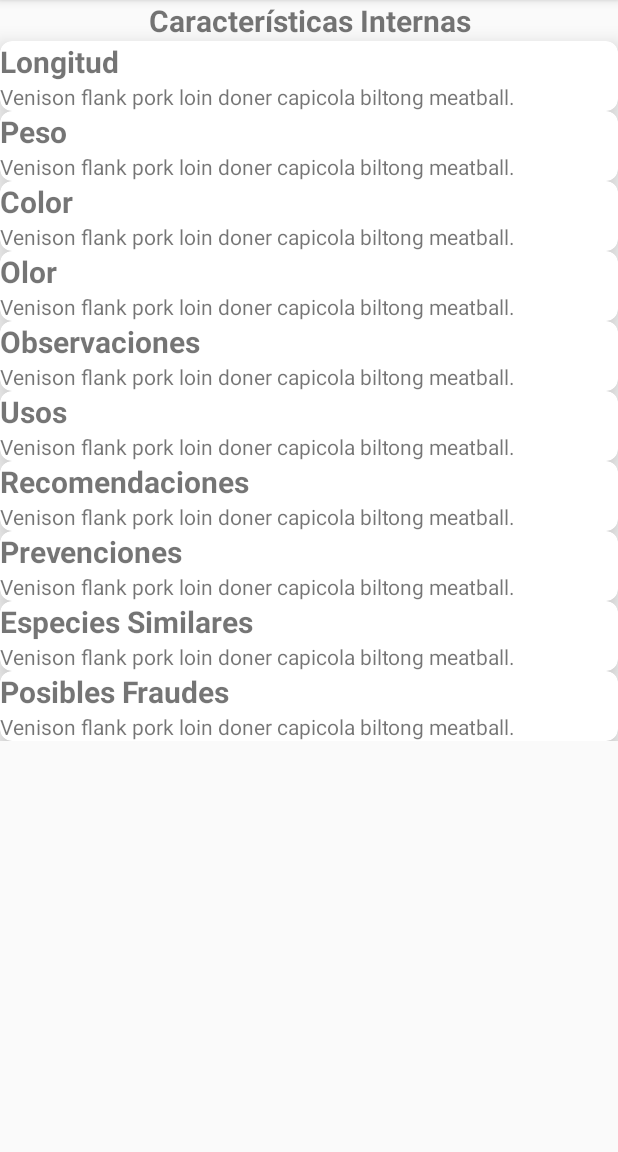
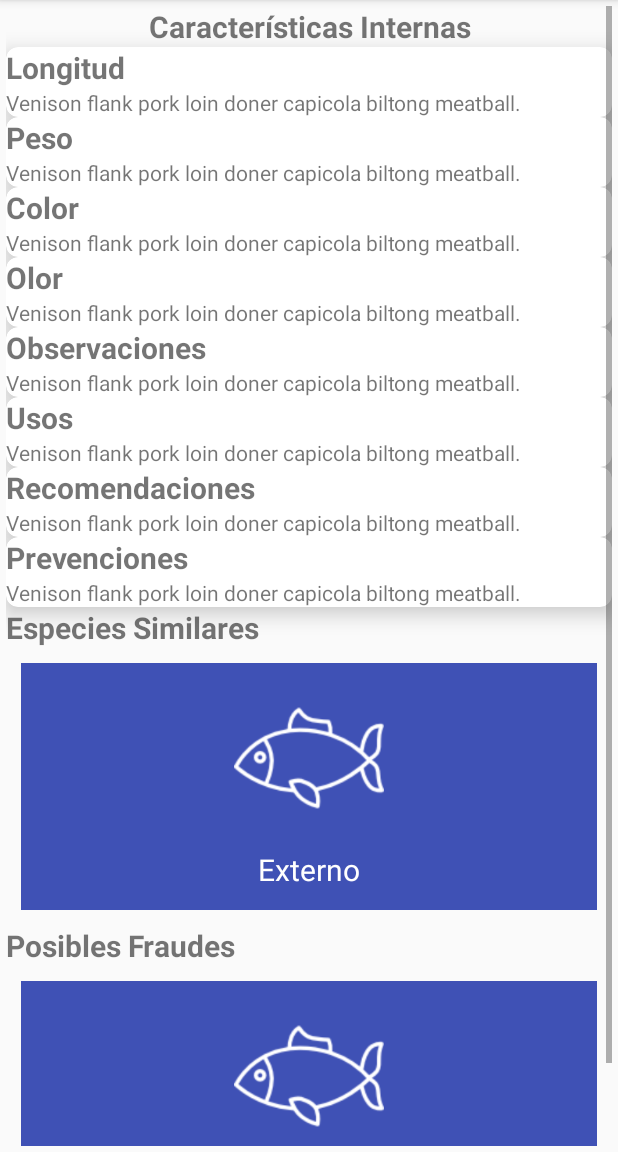
Before and after one commit to ccasbre27/SearFish, an Android app: the InternoEspecieActivity screen opened directly, with no data from a screen before it, on a phone screen of 412 x 824 dp, the part 84-1236 px from its top. Run offline under Robolectric (Android 15) with nearby library versions, the phone set to English and light mode, and no system bars.

Commit message:
Se agrega recyclerview para desplegar las especies de posibles fraudes

```diff
--- a/app/src/main/java/com/nansoft/fishackathoncr/activity/InternoEspecieActivity.java
+++ b/app/src/main/java/com/nansoft/fishackathoncr/activity/InternoEspecieActivity.java
@@ -2,9 +2,19 @@ package com.nansoft.fishackathoncr.activity;
 
 import android.support.v7.app.AppCompatActivity;
 import android.os.Bundle;
+import android.support.v7.widget.GridLayoutManager;
+import android.support.v7.widget.LinearLayoutManager;
+import android.support.v7.widget.RecyclerView;
+import android.support.v7.widget.StaggeredGridLayoutManager;
 import android.view.MenuItem;
 
 import com.nansoft.fishackathoncr.R;
+import com.nansoft.fishackathoncr.adapter.ItemAdapter;
+import com.nansoft.fishackathoncr.adapter.ItemSugeridosAdapter;
+import com.nansoft.fishackathoncr.model.Especie;
+import com.nansoft.fishackathoncr.model.Item;
+
+import java.util.ArrayList;
 
 public class InternoEspecieActivity extends AppCompatActivity {
 
@@ -14,6 +24,42 @@ public class InternoEspecieActivity extends AppCompatActivity {
         setContentView(R.layout.desc_intern_especie);
 
         getSupportActionBar().setDisplayHomeAsUpEnabled(true);
+
+        // se agregan las opciones de caracerísticas externas e internas
+        ArrayList<Item> lstItems = new ArrayList<>();
+        lstItems.add(new Item(1,"Externo",R.drawable.extern));
+        lstItems.add(new Item(2,"Interno",R.drawable.intern));
+        lstItems.add(new Item(2,"Interno",R.drawable.intern));
+        lstItems.add(new Item(2,"Interno",R.drawable.intern));
+        lstItems.add(new Item(2,"Interno",R.drawable.intern));
+        lstItems.add(new Item(2,"Interno",R.drawable.intern));
+
+
+        RecyclerView recyclerViewSugeridos = (RecyclerView) findViewById(R.id.rvSugeridos);
+        RecyclerView recyclerViewSimilares = (RecyclerView) findViewById(R.id.rvEspeciesSimilares);
+
+        ItemSugeridosAdapter adapter = new ItemSugeridosAdapter(this,lstItems,new Especie());
+
+        // Setup layout manager for items
+        LinearLayoutManager layoutManager = new LinearLayoutManager(this);
+        // Control orientation of the items
+        // also supports LinearLayoutManager.HORIZONTAL
+        layoutManager.setOrientation(LinearLayoutManager.HORIZONTAL);
+
+        recyclerViewSugeridos.setLayoutManager(layoutManager);
+
+        recyclerViewSugeridos.setAdapter(adapter);
+
+
+        layoutManager = new LinearLayoutManager(this);
+        // Control orientation of the items
+        // also supports LinearLayoutManager.HORIZONTAL
+        layoutManager.setOrientation(LinearLayoutManager.HORIZONTAL);
+
+        recyclerViewSimilares.setLayoutManager(layoutManager);
+        recyclerViewSimilares.setAdapter(adapter);
+
+
 
     }
 
--- /dev/null
+++ b/app/src/main/java/com/nansoft/fishackathoncr/adapter/ItemSugeridosAdapter.java
@@ -0,0 +1,100 @@
+package com.nansoft.fishackathoncr.adapter;
+
+import android.content.Context;
+import android.content.Intent;
+import android.support.v7.widget.RecyclerView;
+import android.view.LayoutInflater;
+import android.view.View;
+import android.view.ViewGroup;
+import android.widget.ImageView;
+import android.widget.TextView;
+
+import com.nansoft.fishackathoncr.R;
+import com.nansoft.fishackathoncr.activity.ExternoEspecieActivity;
+import com.nansoft.fishackathoncr.activity.InternoEspecieActivity;
+import com.nansoft.fishackathoncr.model.Especie;
+import com.nansoft.fishackathoncr.model.Item;
+
+import java.util.ArrayList;
+import java.util.List;
+
+/**
+ * Created by Carlos on 23/04/2016.
+ */
+public class ItemSugeridosAdapter extends
+        RecyclerView.Adapter<ItemSugeridosAdapter.ViewHolder>
+{
+
+    // Store a member variable for the contacts
+    private List<Item> lstItems;
+    private static Especie especieActual;
+
+    private Context context;
+
+    public ItemSugeridosAdapter(Context pContext, ArrayList<Item> plstItems, Especie pEspecie)
+    {
+        context = pContext;
+        lstItems = plstItems;
+        especieActual = pEspecie;
+
+    }
+
+    // Usually involves inflating a layout from XML and returning the holder
+    @Override
+    public ItemSugeridosAdapter.ViewHolder onCreateViewHolder(ViewGroup parent, int viewType) {
+        Context context = parent.getContext();
+        LayoutInflater inflater = LayoutInflater.from(context);
+
+        // Inflate the custom layout
+        View contactView = inflater.inflate(R.layout.item, parent, false);
+
+        // Return a new holder instance
+        ViewHolder viewHolder = new ViewHolder(contactView);
+        return viewHolder;
+    }
+
+    // Involves populating data into the item through holder
+    @Override
+    public void onBindViewHolder(ItemSugeridosAdapter.ViewHolder viewHolder, int position) {
+        // Get the data model based on position
+        final Item item = lstItems.get(position);
+
+        // Set item views based on the data model
+        TextView textView = viewHolder.txtvTitulo;
+        textView.setText(item.nombre);
+
+        viewHolder.imgvIcon.setImageResource(item.urlImagen);
+
+        viewHolder.imgvIcon.setOnClickListener(new View.OnClickListener() {
+            @Override
+            public void onClick(View view) {
+
+                Intent intent = item.id == 1 ?  new Intent(context, ExternoEspecieActivity.class) :  new Intent(context, InternoEspecieActivity.class);;
+                intent.putExtra("especie",especieActual);
+                context.startActivity(intent);
+            }
+        });
+    }
+
+    // Return the total count of items
+    @Override
+    public int getItemCount() {
+        return lstItems.size();
+    }
+
+
+    static class ViewHolder extends RecyclerView.ViewHolder
+    {
+        public TextView txtvTitulo;
+        public ImageView imgvIcon;
+
+        public ViewHolder(View view)
+        {
+            super(view);
+
+            imgvIcon = (ImageView) view.findViewById(R.id.imgvItem);
+            txtvTitulo = (TextView) view.findViewById(R.id.txtvTituloItem);
+        }
+    }
+
+}
--- a/app/src/main/res/layout/desc_intern_especie.xml
+++ b/app/src/main/res/layout/desc_intern_especie.xml
@@ -3,7 +3,10 @@
     xmlns:android="http://schemas.android.com/apk/res/android"
     xmlns:card_view="http://schemas.android.com/apk/res-auto"
     android:layout_width="match_parent"
-    android:layout_height="match_parent">
+    android:layout_height="match_parent"
+    android:fillViewport="true"
+    android:padding="4dp"
+    >
 
     <LinearLayout
         android:orientation="vertical" android:layout_width="match_parent"
@@ -22,7 +25,7 @@
             android:layout_height="wrap_content"
             card_view:cardCornerRadius="8dp"
             card_view:cardElevation="8dp"
-            android:padding="4dp">
+            >
 
             <!-- Main Content View -->
             <LinearLayout
@@ -249,18 +252,7 @@
 
         </android.support.v7.widget.CardView>
 
-        <android.support.v7.widget.CardView
-            android:layout_width="match_parent"
-            android:layout_height="wrap_content"
-            card_view:cardCornerRadius="8dp"
-            card_view:cardElevation="8dp"
-            android:padding="4dp">
 
-            <!-- Main Content View -->
-            <LinearLayout
-                android:layout_width="match_parent"
-                android:layout_height="wrap_content"
-                android:orientation="vertical">
 
         <TextView
             android:layout_width="match_parent"
@@ -269,27 +261,12 @@
             android:textSize="20dp"
             android:textStyle="bold"/>
 
-                <TextView
+        <android.support.v7.widget.RecyclerView
+            android:id="@+id/rvEspeciesSimilares"
             android:layout_width="match_parent"
             android:layout_height="wrap_content"
-                    android:text="@string/baconIpsum"/>
+            />
 
-            </LinearLayout>
-
-        </android.support.v7.widget.CardView>
-
-        <android.support.v7.widget.CardView
-            android:layout_width="match_parent"
-            android:layout_height="wrap_content"
-            card_view:cardCornerRadius="8dp"
-            card_view:cardElevation="8dp"
-            android:padding="4dp">
-
-            <!-- Main Content View -->
-            <LinearLayout
-                android:layout_width="match_parent"
-                android:layout_height="wrap_content"
-                android:orientation="vertical">
 
         <TextView
             android:layout_width="match_parent"
@@ -298,14 +275,12 @@
             android:textSize="20dp"
             android:textStyle="bold"/>
 
-                <TextView
+        <android.support.v7.widget.RecyclerView
+            android:id="@+id/rvSugeridos"
             android:layout_width="match_parent"
             android:layout_height="wrap_content"
-                    android:text="@string/baconIpsum"/>
+            />
 
-            </LinearLayout>
-
-        </android.support.v7.widget.CardView>
 
     </LinearLayout>
 
--- /dev/null
+++ b/app/src/main/res/layout/item_sugeridos.xml
@@ -0,0 +1,26 @@
+<?xml version="1.0" encoding="utf-8"?>
+<LinearLayout xmlns:android="http://schemas.android.com/apk/res/android"
+    android:id="@+id/layItemCategoria"
+    android:orientation="vertical" android:layout_width="match_parent"
+    android:layout_height="wrap_content"
+    android:padding="8dp"
+    android:layout_margin="10dp"
+    android:background="@color/colorPrimary">
+
+    <ImageView
+        android:id="@+id/imgvItem"
+        android:layout_width="50dp"
+        android:layout_height="50dp"
+        android:layout_gravity="center"
+        android:layout_margin="5dp"/>
+
+    <TextView
+        style="@style/stlLetras"
+        android:id="@+id/txtvTituloItem"
+        android:gravity="center"
+        android:ellipsize="marquee"
+        android:singleLine="true"
+        android:textColor="@android:color/white"
+        android:text="Persona"/>
+
+</LinearLayout>
```
Lines whose indentation alone changed are shown as unchanged.
